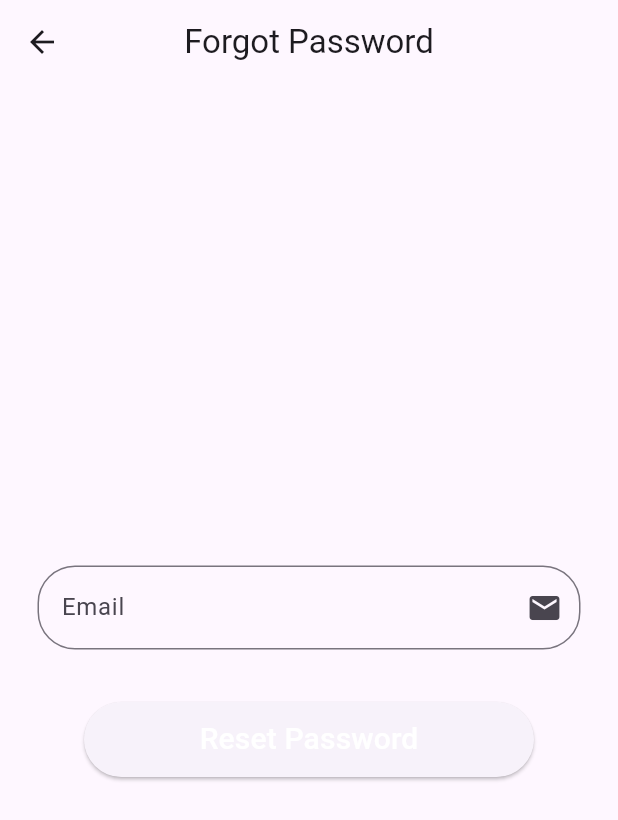
After one commit to callmerishi1508/MedTech, a Flutter app: the MyHomePage screen opened directly, after a tap on the "add" icon, after a tap on "Forgot Password", on a phone screen of 412 x 824 dp. The commit adds this screen. Shown: the top 820 px of the screen. Run offline on Flutter 3.47's test engine with Material 3 defaults, Android fonts, the phone set to English and light mode, and no system bars; our stand-ins replace firebase_auth, firebase_core; accounts and stored records are empty.

Commit message:
Added forgot password button, log out button and made to sign in until gets does log out

```diff
--- /dev/null
+++ b/lib/forgotpassword.dart
@@ -0,0 +1,43 @@
+import 'package:firebase_auth/firebase_auth.dart';
+import 'package:firebase_project/uihelper.dart';
+import 'package:flutter/material.dart';
+import 'package:flutter/src/widgets/framework.dart';
+import 'package:flutter/src/widgets/placeholder.dart';
+
+class ForgotPassword extends StatefulWidget {
+  const ForgotPassword({super.key});
+
+  @override
+  State<ForgotPassword> createState() => _ForgotPasswordState();
+}
+
+class _ForgotPasswordState extends State<ForgotPassword> {
+  TextEditingController emailController = TextEditingController();
+  forgotPassword(String email) async {
+    if (email == "") {
+      return UiHelper.CustomAlertBox(
+          context, "Enter an Eamil To Reset Password");
+    } else {
+      FirebaseAuth.instance.sendPasswordResetEmail(email: email);
+    }
+  }
+
+  @override
+  Widget build(BuildContext context) {
+    return Scaffold(
+      appBar: AppBar(
+        title: Text("Forgot Password"),
+        centerTitle: true,
+      ),
+      body: Column(mainAxisAlignment: MainAxisAlignment.center, children: [
+        UiHelper.CustomTextField(emailController, "Email", Icons.email, false),
+        SizedBox(
+          height: 20,
+        ),
+        UiHelper.CustomButtom(() {
+          forgotPassword(emailController.text.toString());
+        }, "Reset Password")
+      ]),
+    );
+  }
+}
--- a/lib/login.dart
+++ b/lib/login.dart
@@ -1,4 +1,5 @@
 import 'package:firebase_auth/firebase_auth.dart';
+import 'package:firebase_project/forgotpassword.dart';
 import 'package:firebase_project/main.dart';
 import 'package:firebase_project/signuppage.dart';
 import 'package:firebase_project/uihelper.dart';
@@ -78,7 +79,19 @@ class _LoginPageState extends State<LoginPage> {
                     style: TextStyle(fontSize: 20, fontWeight: FontWeight.bold),
                   ))
             ],
-          )
+          ),
+          SizedBox(
+            height: 20,
+          ),
+          TextButton(
+              onPressed: () {
+                Navigator.push(context,
+                    MaterialPageRoute(builder: (context) => ForgotPassword()));
+              },
+              child: Text(
+                "Forgot Password",
+                style: TextStyle(fontSize: 20),
+              ))
         ],
       ),
     );
--- a/lib/main.dart
+++ b/lib/main.dart
@@ -1,4 +1,6 @@
+import 'package:firebase_auth/firebase_auth.dart';
 import 'package:firebase_core/firebase_core.dart';
+import 'package:firebase_project/checkUser.dart';
 import 'package:firebase_project/login.dart';
 import 'package:flutter/material.dart';
 
@@ -28,7 +30,7 @@ class MyApp extends StatelessWidget {
         // is not restarted.
         primarySwatch: Colors.blue,
       ),
-      home: LoginPage(),
+      home: CheckUser(),
     );
   }
 }
@@ -62,6 +64,13 @@ class _MyHomePageState extends State<MyHomePage> {
       // _counter without calling setState(), then the build method would not be
       // called again, and so nothing would appear to happen.
       _counter++;
+    });
+  }
+
+  logOut() async {
+    FirebaseAuth.instance.signOut().then((value) {
+      Navigator.pushReplacement(
+          context, MaterialPageRoute(builder: (context) => LoginPage()));
     });
   }
 
@@ -110,7 +119,7 @@ class _MyHomePageState extends State<MyHomePage> {
         ),
       ),
       floatingActionButton: FloatingActionButton(
-        onPressed: _incrementCounter,
+        onPressed: logOut,
         tooltip: 'Increment',
         child: const Icon(Icons.add),
       ), // This trailing comma makes auto-formatting nicer for build methods.
```
Also changed, not shown: lib/checkuser.dart (added, +29 -0 lines).
